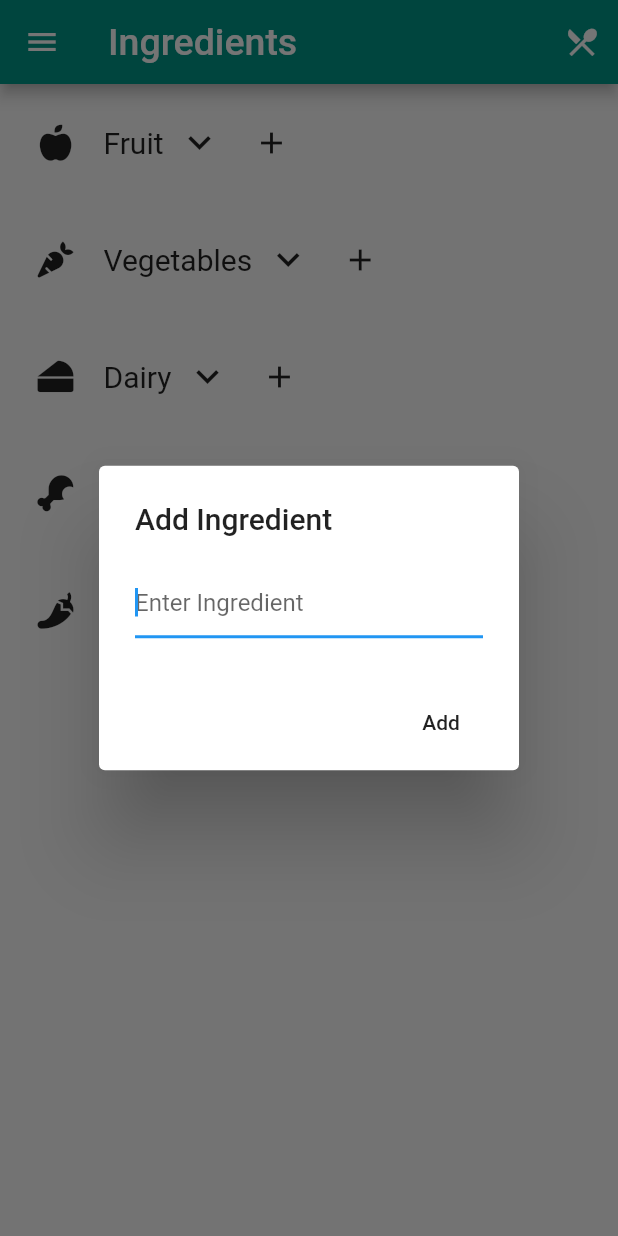
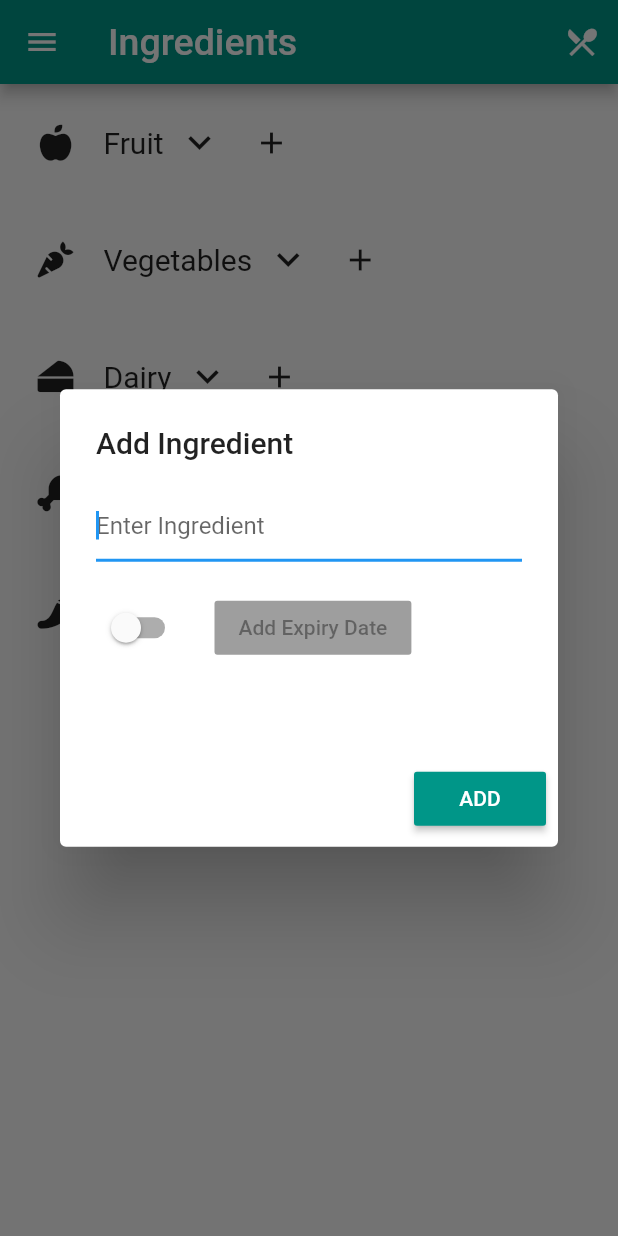
Before and after one commit to ht1006/Food-For-Thought, a Flutter app: the screen it shows after launch, after a tap on the "add" icon, on a phone screen of 412 x 824 dp. Run offline on Flutter 3.47's test engine with Material 2 defaults, Android fonts, the phone set to English and light mode, and no system bars; our stand-ins replace font_awesome_flutter.

Commit message:
Group: Implemented adding ingredients - no link with db

```diff
--- a/lib/main.dart
+++ b/lib/main.dart
@@ -35,7 +35,6 @@ class Home extends StatelessWidget {
       body: new ListView.builder(
         itemBuilder: (BuildContext context, int index) {
           return new ExpandableListView(index: index);
-          //return new ExpandableListView(title: '${ingredients[index]}', index: index);
         },
         itemCount: ingredients.length,
       ),
@@ -45,7 +44,6 @@ class Home extends StatelessWidget {
 
 //Ingredient dropdown
 class ExpandableListView extends StatefulWidget {
-  //final String title;
   final int index;
 
   const ExpandableListView({Key key, this.index}) : super(key: key);
@@ -105,47 +103,67 @@ class _ExpandableListViewState extends State<ExpandableListView> {
     );
   }
 
-  void _addIngredientDialog() {
-
-    Future<DateTime> selectedDate = showDatePicker(
-      context: context,
-      initialDate: DateTime.now(),
-      firstDate: DateTime(2019),
-      lastDate: DateTime(2030),
-      builder: (BuildContext context, Widget child) {
-        return Theme(
-          data: ThemeData.dark(),
-          child: child,
-        );
-      },
-    );
-  }
-
   Future<String> _asyncAddIngrDialog(BuildContext context) async {
     String newIngredient = '';
+    Future<DateTime> expiryDate;
+    bool isSwitched = false;
     return showDialog<String>(
       context: context,
-      barrierDismissible: false, // dialog is dismissible with a tap on the barrier
+      barrierDismissible: true, // dialog is dismissible with a tap on the barrier
       builder: (BuildContext context) {
         return AlertDialog(
           title: Text('Add Ingredient'),
-          content: new Row(
-            children: <Widget>[
-              new Expanded(
-                  child: new TextField(
-                    autofocus: true,
-                    decoration: new InputDecoration(hintText: 'Enter Ingredient'),
-                    onChanged: (value) {
-                      newIngredient = value;
-                    },
-                  ))
-            ],
+          content: new Container(
+            height: 150.0,
+            width: 400.0,
+            child: new Column(
+              children: <Widget>[
+                new TextField(
+                  autofocus: true,
+                  decoration: new InputDecoration(hintText: 'Enter Ingredient'),
+                  onChanged: (value) {
+                    newIngredient = value;
+                  },
+                ),
+                Padding(padding: const EdgeInsets.all(10.0)),
+                new Row(
+                  children: <Widget>[
+                    Switch(
+                      value: isSwitched,
+                      onChanged: (val) {
+                        setState(() {
+                          isSwitched = val;
+                        });
+                      },
+                      activeTrackColor: Colors.teal,
+                      activeColor: Colors.teal,
+                    ),
+                    Padding(padding: const EdgeInsets.all(10.0)),
+                    new RaisedButton(onPressed: !isSwitched ? null : () { expiryDate = showDatePicker(
+                      context: context,
+                      initialDate: DateTime.now(),
+                      firstDate: DateTime(2019),
+                      lastDate: DateTime(2030),
+                      builder: (BuildContext context, Widget child) {
+                        return Theme(
+                          data: ThemeData(primaryColor: Colors.teal, accentColor: Colors.teal),
+                          child: child,
+                        );
+                      },
+                    );}, child: Text('Add Expiry Date'))
+                  ],
+                )
+              ],
+            ),
           ),
           actions: <Widget>[
-            FlatButton(
-              child: Text('Add'),
+            RaisedButton(
+              color: Colors.teal,
+              textColor: Colors.white,
+              child: Text('ADD'),
               onPressed: () {
                 Navigator.of(context).pop(newIngredient);
+                getFoodTypeList(ingredients[widget.index]).add(newIngredient);
               },
             ),
           ],
```
Also changed, not shown: 2 other files.
